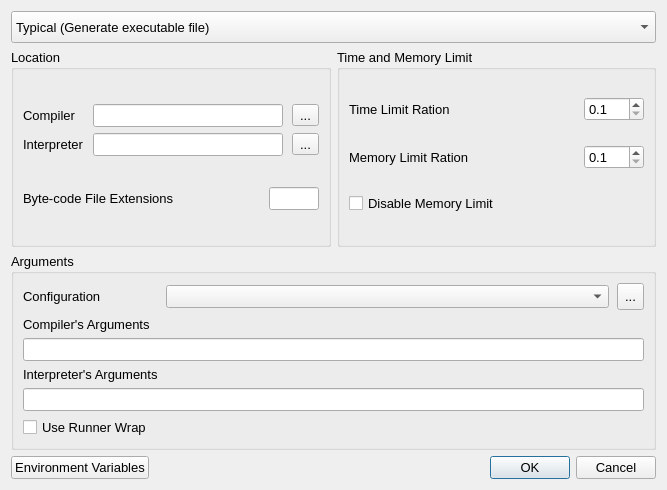
Project-LemonLime/Project_LemonLime, file src/forms/advancedcompilersettingsdialog.ui: the form before one commit.
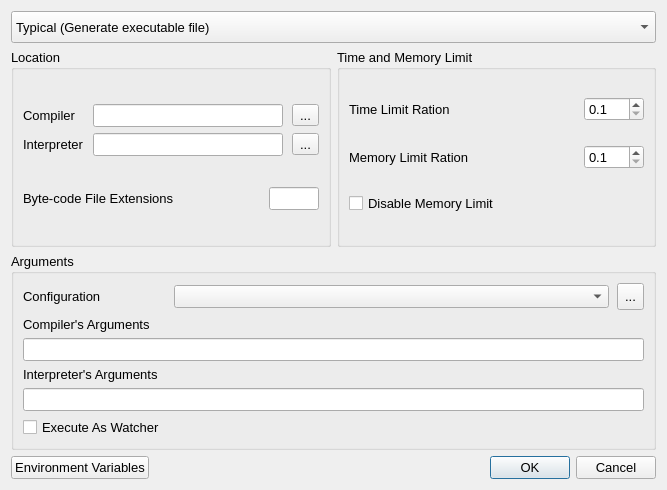
The form after the commit. Icons and pictures are not drawn.

Commit message: feat: Execute as watcher

```diff
--- a/src/forms/advancedcompilersettingsdialog.ui
+++ b/src/forms/advancedcompilersettingsdialog.ui
@@ -306,7 +306,7 @@
       <item row="5" column="0">
        <widget class="QCheckBox" name="useRunnerWrap">
         <property name="text">
-         <string>Use Runner Wrap</string>
+         <string>Execute As Watcher</string>
         </property>
        </widget>
       </item>
```
Left out of the diff: 4 changed lines with no effect on the pictures. The commit also changes 13 other files.
